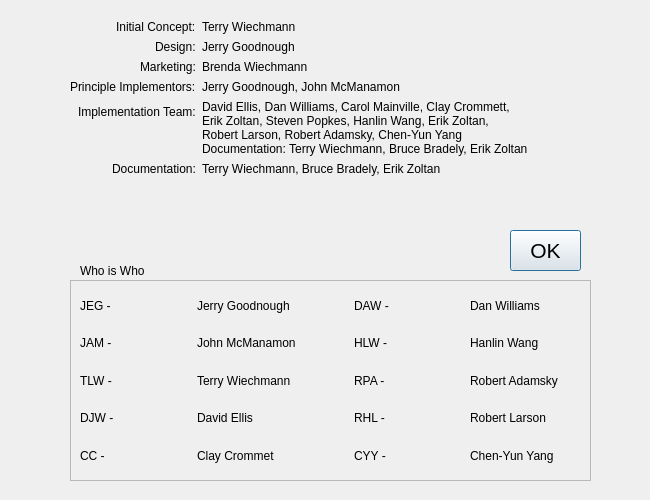
First picture: the form in dialog2.ui, repository ProjectStow/DialogBoxPractice, before the edit.
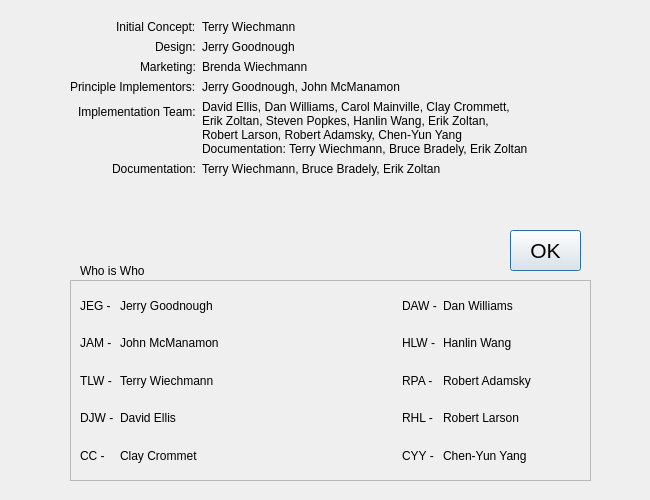
Second picture: the form after the edit.

Commit message: spacings in grid

The edit to the form file:
```diff
--- a/dialog2.ui
+++ b/dialog2.ui
@@ -152,7 +152,10 @@
      <height>181</height>
     </rect>
    </property>
-   <layout class="QGridLayout" name="gridLayout">
+   <layout class="QGridLayout" name="gridLayout" columnstretch="0,2,1,1,0,2" columnminimumwidth="0,0,0,0,0,0">
+    <property name="rightMargin">
+     <number>0</number>
+    </property>
     <item row="1" column="0">
      <widget class="QLabel" name="label_15">
       <property name="text">
```
